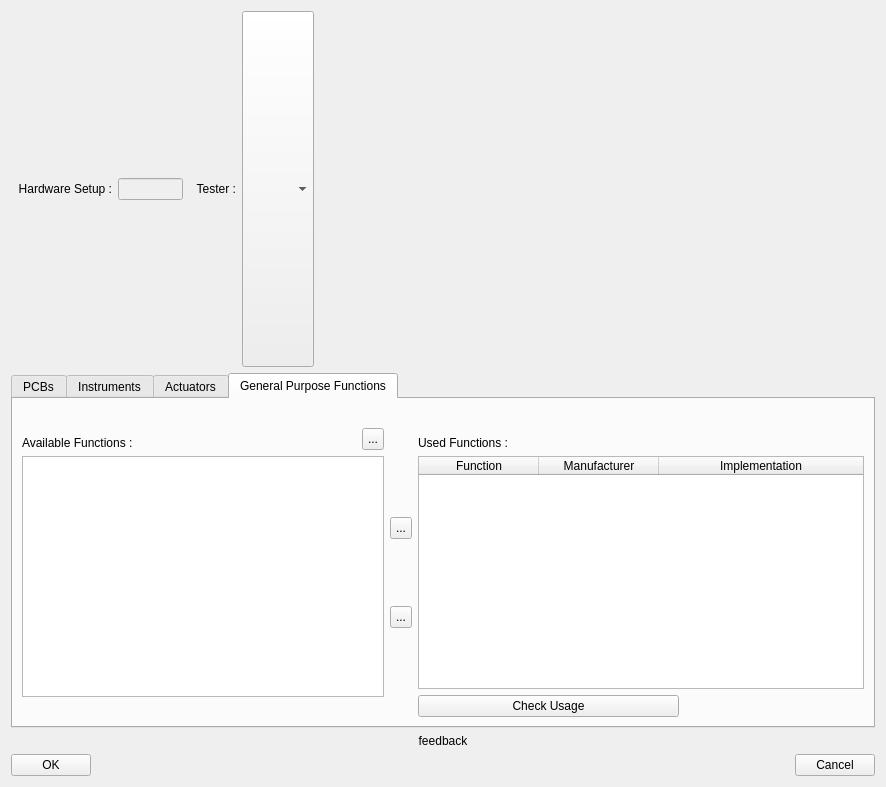
Old version of the form src/ATE_spyder/ate_spyder/widgets/actions_on/hardwaresetup/HardwareWizard.ui in the repository Semi-ATE/Semi-ATE.
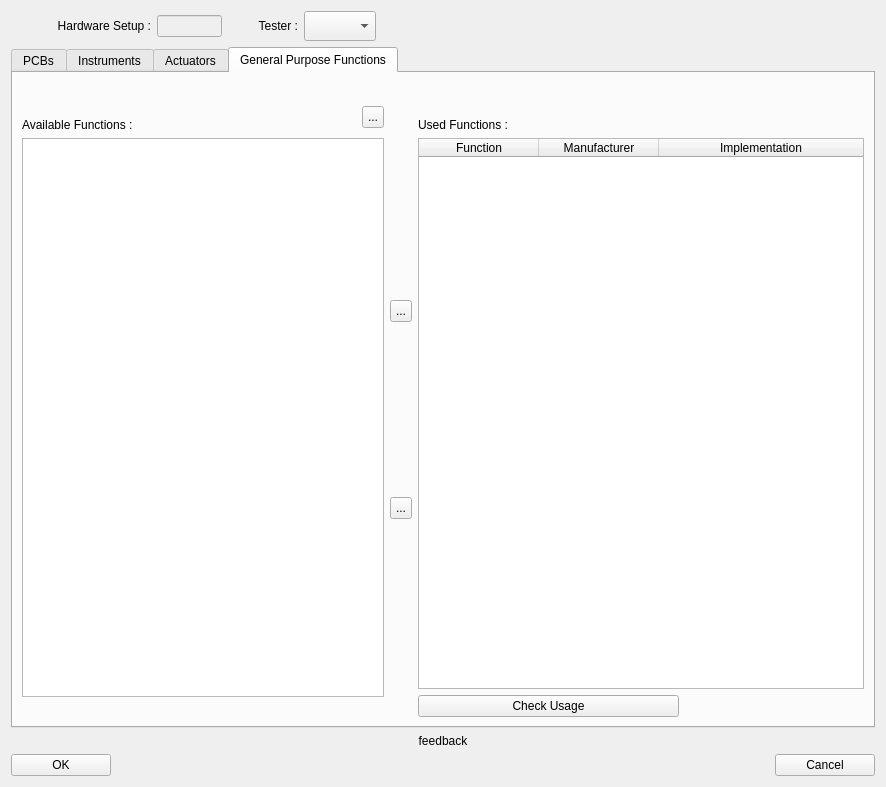
New version of the form. The open tabs and pages were chosen to show the change.

Commit message:
#170 fix some design issues
* fix alignment, component size, etc..

Diff of the .ui file:
```diff
--- a/src/ATE_spyder/ate_spyder/widgets/actions_on/hardwaresetup/HardwareWizard.ui
+++ b/src/ATE_spyder/ate_spyder/widgets/actions_on/hardwaresetup/HardwareWizard.ui
@@ -46,7 +46,7 @@
         <widget class="QLabel" name="hardwareLabel">
          <property name="minimumSize">
           <size>
-           <width>101</width>
+           <width>140</width>
            <height>22</height>
           </size>
          </property>
@@ -96,7 +96,7 @@
          </property>
          <property name="minimumSize">
           <size>
-           <width>47</width>
+           <width>70</width>
            <height>22</height>
           </size>
          </property>
@@ -125,13 +125,13 @@
          <property name="minimumSize">
           <size>
            <width>0</width>
-           <height>0</height>
+           <height>10</height>
           </size>
          </property>
          <property name="maximumSize">
           <size>
            <width>16777215</width>
-           <height>16777215</height>
+           <height>30</height>
           </size>
          </property>
          <property name="sizeAdjustPolicy">
@@ -1737,13 +1737,13 @@
                    <property name="minimumSize">
                     <size>
                      <width>0</width>
-                     <height>22</height>
+                     <height>30</height>
                     </size>
                    </property>
                    <property name="maximumSize">
                     <size>
                      <width>16777215</width>
-                     <height>22</height>
+                     <height>30</height>
                     </size>
                    </property>
                    <property name="text">
@@ -1980,13 +1980,13 @@
                    <property name="minimumSize">
                     <size>
                      <width>0</width>
-                     <height>22</height>
+                     <height>30</height>
                     </size>
                    </property>
                    <property name="maximumSize">
                     <size>
                      <width>16777215</width>
-                     <height>22</height>
+                     <height>30</height>
                     </size>
                    </property>
                    <property name="text">
@@ -2104,6 +2104,12 @@
       <layout class="QHBoxLayout" name="buttonLayout">
        <item>
         <widget class="QPushButton" name="OKButton">
+         <property name="minimumSize">
+          <size>
+           <width>100</width>
+           <height>0</height>
+          </size>
+         </property>
          <property name="text">
           <string>OK</string>
          </property>
@@ -2127,6 +2133,12 @@
        </item>
        <item>
         <widget class="QPushButton" name="CancelButton">
+         <property name="minimumSize">
+          <size>
+           <width>100</width>
+           <height>0</height>
+          </size>
+         </property>
          <property name="text">
           <string>Cancel</string>
          </property>
```
Left out of the diff: 6 changed lines with no effect on the pictures. The commit also changes 3 other files.
